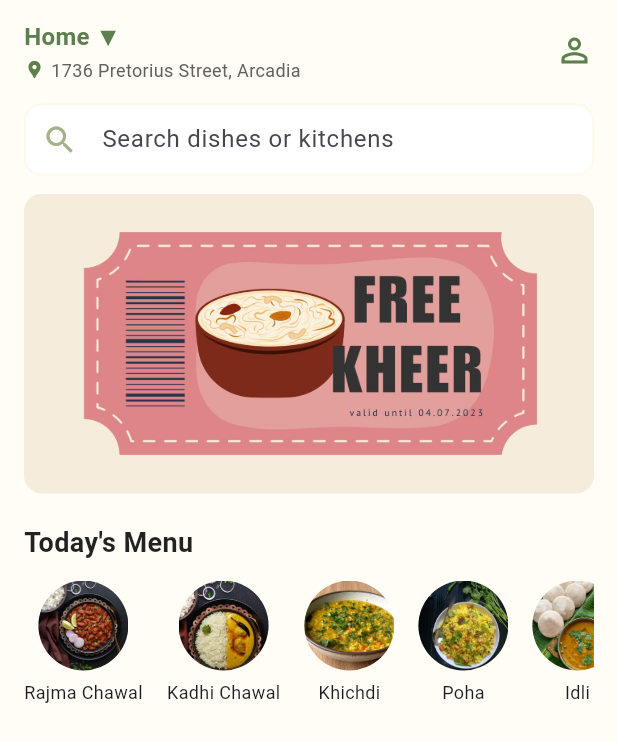
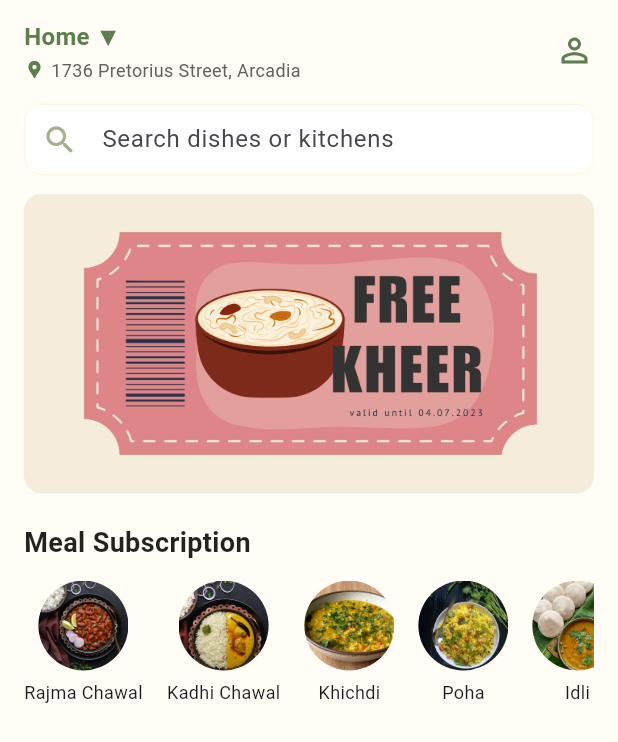
Before and after one commit to MumukshaSharma/dabaiteApp, a Flutter app: the TopBar widget shown alone on an empty page, opened directly with empty values, on a phone screen of 412 x 824 dp. Shown: the top 742 px of the screen. Run offline on Flutter 3.47's test engine with Material 3 defaults, Android fonts, the phone set to English and light mode, and no system bars.

Commit message:
meal subscription

```diff
--- a/lib/widgets/top_bar.dart
+++ b/lib/widgets/top_bar.dart
@@ -203,7 +203,7 @@ class _TopBarState extends State<TopBar> {
 
               // 🍽️ Today’s Menu
               Text(
-                "Today's Menu",
+                "Meal Subscription",
                 style: TextStyle(
                   fontWeight: FontWeight.bold,
                   fontSize: 18,
```
